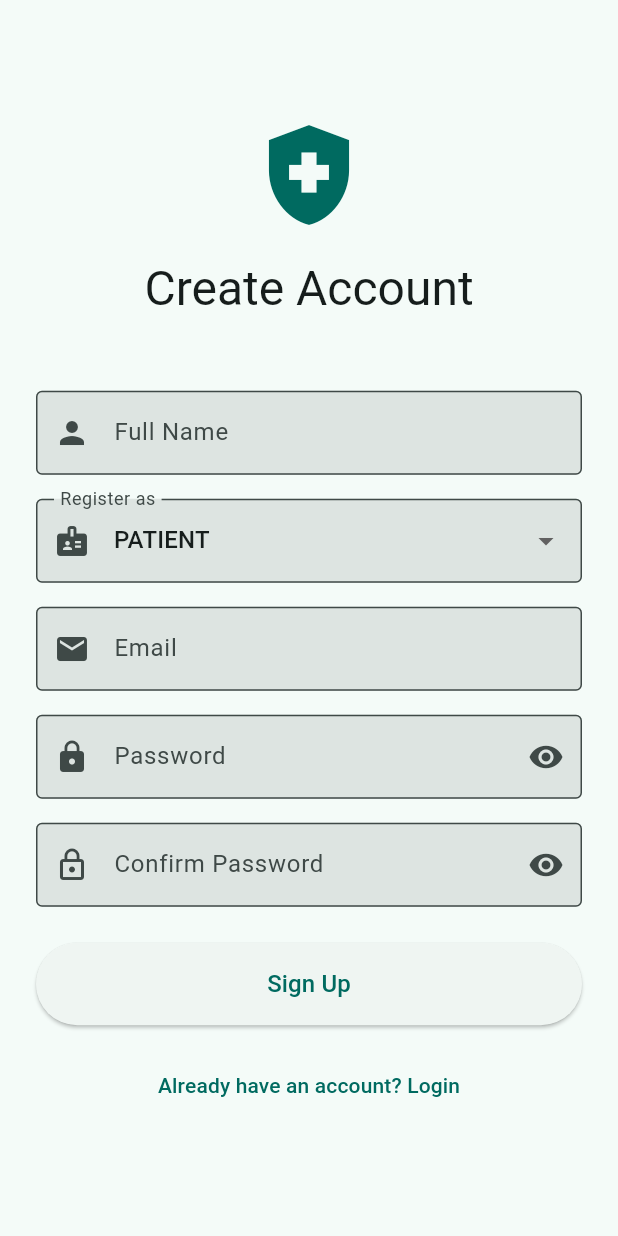
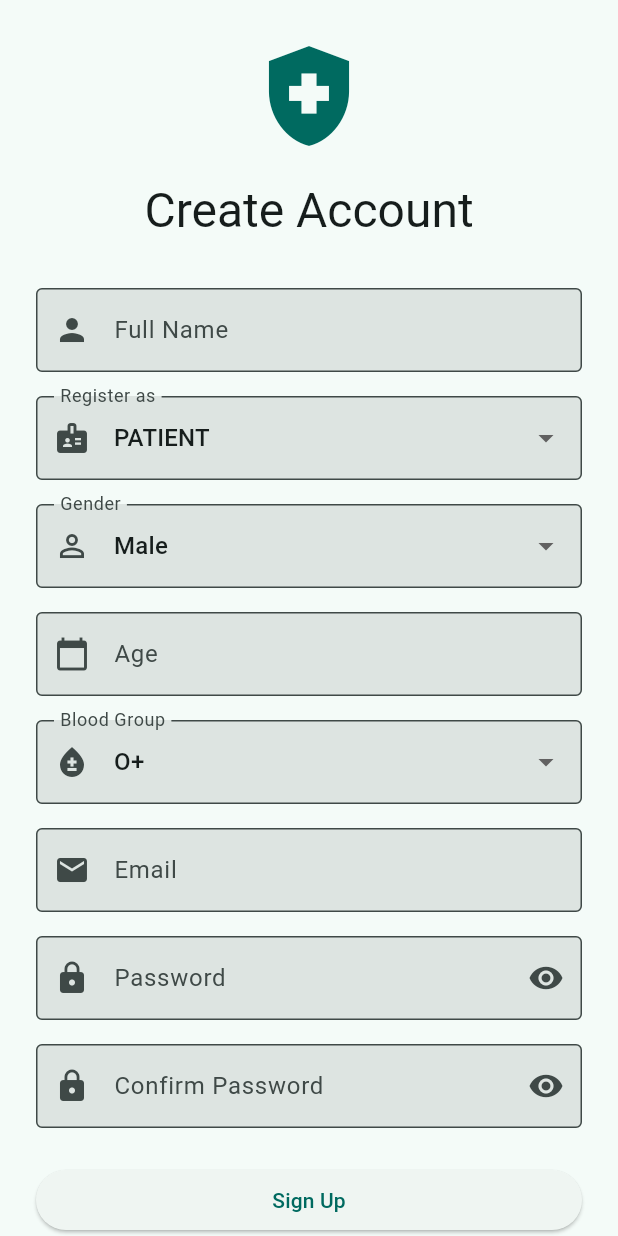
Before and after one commit to bhavishy2801/CareBridge, a Flutter app: the SignupScreen screen opened by its route, on a phone screen of 412 x 824 dp. Run offline on Flutter 3.47's test engine with Material 3 defaults, Android fonts, the phone set to English and light mode, and no system bars; our stand-ins replace flutter_local_notifications, image_picker, pdf, printing, shared_preferences, sqflite; accounts and stored records are empty.

Commit message:
fix: updated query posting for role-specific areas

```diff
--- a/lib/models/user.dart
+++ b/lib/models/user.dart
@@ -5,9 +5,17 @@ class User {
   final String name;
   final String email;
   final UserRole role;
+
+  // Existing optional fields
   final String? phoneNumber;
   final String? profileImage;
   final Map<String, dynamic>? metadata;
+
+  // 🔹 NEW role-based profile fields
+  final String? gender;
+  final int? age;
+  final String? bloodGroup;
+  final String? specialization;
 
   User({
     required this.id,
@@ -17,22 +25,34 @@ class User {
     this.phoneNumber,
     this.profileImage,
     this.metadata,
+    this.gender,
+    this.age,
+    this.bloodGroup,
+    this.specialization,
   });
 
+  // =====================
+  // FROM JSON (Backend → App)
+  // =====================
   factory User.fromJson(Map<String, dynamic> json) {
     return User(
-      id: json['id'],
+      id: json['id'] ?? json['_id'],
       name: json['name'],
       email: json['email'],
-      role: UserRole.values.firstWhere(
-        (e) => e.toString() == 'UserRole.${json['role']}',
-      ),
+      role: _parseRole(json['role']),
       phoneNumber: json['phoneNumber'],
       profileImage: json['profileImage'],
       metadata: json['metadata'],
+      gender: json['gender'],
+      age: json['age'],
+      bloodGroup: json['bloodGroup'],
+      specialization: json['specialization'],
     );
   }
 
+  // =====================
+  // TO JSON (App → Storage)
+  // =====================
   Map<String, dynamic> toJson() {
     return {
       'id': id,
@@ -42,6 +62,31 @@ class User {
       'phoneNumber': phoneNumber,
       'profileImage': profileImage,
       'metadata': metadata,
+      'gender': gender,
+      'age': age,
+      'bloodGroup': bloodGroup,
+      'specialization': specialization,
     };
   }
+
+  // =====================
+  // ROLE PARSER (SAFE)
+  // =====================
+  static UserRole _parseRole(dynamic roleValue) {
+    if (roleValue is String) {
+      switch (roleValue.toLowerCase()) {
+        case 'patient':
+          return UserRole.patient;
+        case 'doctor':
+          return UserRole.doctor;
+        case 'caregiver':
+          return UserRole.caregiver;
+        case 'admin':
+          return UserRole.admin;
+        default:
+          return UserRole.patient;
+      }
+    }
+    return UserRole.patient;
+  }
 }
--- a/lib/screens/auth/signup_screen.dart
+++ b/lib/screens/auth/signup_screen.dart
@@ -12,13 +12,25 @@ class SignupScreen extends StatefulWidget {
 
 class _SignupScreenState extends State<SignupScreen> {
   final _formKey = GlobalKey<FormState>();
+
   final _nameController = TextEditingController();
   final _emailController = TextEditingController();
   final _passwordController = TextEditingController();
   final _confirmPasswordController = TextEditingController();
+
+  final _ageController = TextEditingController();
+  final _specializationController = TextEditingController();
+
   UserRole _selectedRole = UserRole.patient;
+  String _selectedGender = 'male';
+  String _selectedBloodGroup = 'O+';
+
   bool _isPasswordVisible = false;
   bool _isConfirmPasswordVisible = false;
+
+  final List<String> _bloodGroups = [
+    'A+','A-','B+','B-','AB+','AB-','O+','O-'
+  ];
 
   @override
   void dispose() {
@@ -26,88 +38,72 @@ class _SignupScreenState extends State<SignupScreen> {
     _emailController.dispose();
     _passwordController.dispose();
     _confirmPasswordController.dispose();
+    _ageController.dispose();
+    _specializationController.dispose();
     super.dispose();
   }
 
   Future<void> _handleSignup() async {
-    if (_formKey.currentState!.validate()) {
+    if (!_formKey.currentState!.validate()) return;
+
     try {
-        final message = await context.read<AuthProvider>().signup(
-              _nameController.text,
-              _emailController.text,
-              _passwordController.text,
-              _selectedRole,
+      final auth = context.read<AuthProvider>();
+
+      final message = await auth.signup(
+        name: _nameController.text.trim(),
+        email: _emailController.text.trim(),
+        password: _passwordController.text,
+        role: _selectedRole,
+        gender: _selectedGender,
+        age: _selectedRole == UserRole.patient
+            ? int.parse(_ageController.text)
+            : null,
+        bloodGroup:
+            _selectedRole == UserRole.patient ? _selectedBloodGroup : null,
+        specialization:
+            _selectedRole == UserRole.doctor ? _specializationController.text : null,
       );
 
-        if (mounted) {
-          // Show success message
+      if (!mounted) return;
+
       ScaffoldMessenger.of(context).showSnackBar(
-            SnackBar(
-              content: Text(message),
-              backgroundColor: Colors.green,
-            ),
+        SnackBar(content: Text(message), backgroundColor: Colors.green),
       );
 
-          // Navigate to login screen after successful signup
       Navigator.pushReplacementNamed(context, '/login');
-        }
     } catch (e) {
-        if (mounted) {
+      if (!mounted) return;
       ScaffoldMessenger.of(context).showSnackBar(
         SnackBar(content: Text('Signup failed: $e')),
       );
     }
   }
-    }
-  }
 
   @override
   Widget build(BuildContext context) {
-    final authProvider = context.watch<AuthProvider>();
+    final auth = context.watch<AuthProvider>();
 
     return Scaffold(
       body: SafeArea(
         child: Center(
           child: SingleChildScrollView(
-            padding: const EdgeInsets.all(24.0),
+            padding: const EdgeInsets.all(24),
             child: Form(
               key: _formKey,
               child: Column(
-                mainAxisAlignment: MainAxisAlignment.center,
                 crossAxisAlignment: CrossAxisAlignment.stretch,
                 children: [
-                  // Logo/Title
-                  Icon(
-                    Icons.health_and_safety,
-                    size: 80,
-                    color: Theme.of(context).primaryColor,
-                  ),
+                  Icon(Icons.health_and_safety,
+                      size: 80, color: Theme.of(context).primaryColor),
                   const SizedBox(height: 16),
-                  Text(
-                    'Create Account',
-                    style: Theme.of(context).textTheme.headlineLarge,
+                  Text('Create Account',
                       textAlign: TextAlign.center,
-                  ),
-                  const SizedBox(height: 48),
+                      style: Theme.of(context).textTheme.headlineLarge),
+                  const SizedBox(height: 32),
 
-                  // Name Field
-                  TextFormField(
-                    controller: _nameController,
-                    decoration: const InputDecoration(
-                      labelText: 'Full Name',
-                      prefixIcon: Icon(Icons.person),
-                      border: OutlineInputBorder(),
-                    ),
-                    validator: (value) {
-                      if (value == null || value.isEmpty) {
-                        return 'Please enter your name';
-                      }
-                      return null;
-                    },
-                  ),
+                  _textField(_nameController, 'Full Name', Icons.person),
                   const SizedBox(height: 16),
 
-                  // Role Selection
                   DropdownButtonFormField<UserRole>(
                     value: _selectedRole,
                     decoration: const InputDecoration(
@@ -118,120 +114,105 @@ class _SignupScreenState extends State<SignupScreen> {
                     items: UserRole.values.map((role) {
                       return DropdownMenuItem(
                         value: role,
-                        child: Text(role.toString().split('.').last.toUpperCase()),
+                        child: Text(role.name.toUpperCase()),
                       );
                     }).toList(),
-                    onChanged: (value) {
-                      if (value != null) {
-                        setState(() => _selectedRole = value);
-                      }
-                    },
+                    onChanged: (value) =>
+                        setState(() => _selectedRole = value!),
                   ),
                   const SizedBox(height: 16),
 
-                  // Email Field
-                  TextFormField(
-                    controller: _emailController,
+                  // Gender (patient, doctor, caregiver)
+                  if (_selectedRole != UserRole.admin)
+                    DropdownButtonFormField<String>(
+                      value: _selectedGender,
                       decoration: const InputDecoration(
-                      labelText: 'Email',
-                      prefixIcon: Icon(Icons.email),
+                        labelText: 'Gender',
+                        prefixIcon: Icon(Icons.person_outline),
                         border: OutlineInputBorder(),
                       ),
-                    keyboardType: TextInputType.emailAddress,
-                    validator: (value) {
-                      if (value == null || value.isEmpty) {
-                        return 'Please enter your email';
-                      }
-                      if (!value.contains('@')) {
-                        return 'Please enter a valid email';
-                      }
-                      return null;
-                    },
+                      items: const [
+                        DropdownMenuItem(value: 'male', child: Text('Male')),
+                        DropdownMenuItem(value: 'female', child: Text('Female')),
+                        DropdownMenuItem(value: 'other', child: Text('Other')),
+                      ],
+                      onChanged: (v) => setState(() => _selectedGender = v!),
+                    ),
+
+                  if (_selectedRole != UserRole.admin)
+                    const SizedBox(height: 16),
+
+                  // Patient-only
+                  if (_selectedRole == UserRole.patient) ...[
+                    _textField(
+                      _ageController,
+                      'Age',
+                      Icons.calendar_today,
+                      keyboardType: TextInputType.number,
+                    ),
+                    const SizedBox(height: 16),
+                    DropdownButtonFormField<String>(
+                      value: _selectedBloodGroup,
+                      decoration: const InputDecoration(
+                        labelText: 'Blood Group',
+                        prefixIcon: Icon(Icons.bloodtype),
+                        border: OutlineInputBorder(),
+                      ),
+                      items: _bloodGroups
+                          .map((bg) =>
+                              DropdownMenuItem(value: bg, child: Text(bg)))
+                          .toList(),
+                      onChanged: (v) =>
+                          setState(() => _selectedBloodGroup = v!),
+                    ),
+                    const SizedBox(height: 16),
+                  ],
+
+                  // Doctor-only
+                  if (_selectedRole == UserRole.doctor) ...[
+                    _textField(
+                      _specializationController,
+                      'Specialization',
+                      Icons.medical_information,
+                    ),
+                    const SizedBox(height: 16),
+                  ],
+
+                  _textField(_emailController, 'Email', Icons.email,
+                      keyboardType: TextInputType.emailAddress),
+                  const SizedBox(height: 16),
+
+                  _passwordField(
+                    controller: _passwordController,
+                    label: 'Password',
+                    visible: _isPasswordVisible,
+                    onToggle: () =>
+                        setState(() => _isPasswordVisible = !_isPasswordVisible),
                   ),
                   const SizedBox(height: 16),
 
-                  // Password Field
-                  TextFormField(
-                    controller: _passwordController,
-                    decoration: InputDecoration(
-                      labelText: 'Password',
-                      prefixIcon: const Icon(Icons.lock),
-                      suffixIcon: IconButton(
-                        icon: Icon(
-                          _isPasswordVisible ? Icons.visibility_off : Icons.visibility,
+                  _passwordField(
+                    controller: _confirmPasswordController,
+                    label: 'Confirm Password',
+                    visible: _isConfirmPasswordVisible,
+                    onToggle: () => setState(
+                        () => _isConfirmPasswordVisible =
+                            !_isConfirmPasswordVisible),
+                    confirmAgainst: _passwordController.text,
                   ),
-                        onPressed: () {
-                          setState(() => _isPasswordVisible = !_isPasswordVisible);
-                        },
-                      ),
-                      border: const OutlineInputBorder(),
-                    ),
-                    obscureText: !_isPasswordVisible,
-                    validator: (value) {
-                      if (value == null || value.isEmpty) {
-                        return 'Please enter your password';
-                      }
-                      if (value.length < 6) {
-                        return 'Password must be at least 6 characters';
-                      }
-                      return null;
-                    },
-                  ),
-                  const SizedBox(height: 16),
 
-                  // Confirm Password Field
-                  TextFormField(
-                    controller: _confirmPasswordController,
-                    decoration: InputDecoration(
-                      labelText: 'Confirm Password',
-                      prefixIcon: const Icon(Icons.lock_outline),
-                      suffixIcon: IconButton(
-                        icon: Icon(
-                          _isConfirmPasswordVisible
-                              ? Icons.visibility_off
-                              : Icons.visibility,
-                        ),
-                        onPressed: () {
-                          setState(() =>
-                              _isConfirmPasswordVisible = !_isConfirmPasswordVisible);
-                        },
-                      ),
-                      border: const OutlineInputBorder(),
-                    ),
-                    obscureText: !_isConfirmPasswordVisible,
-                    validator: (value) {
-                      if (value == null || value.isEmpty) {
-                        return 'Please confirm your password';
-                      }
-                      if (value != _passwordController.text) {
-                        return 'Passwords do not match';
-                      }
-                      return null;
-                    },
-                  ),
                   const SizedBox(height: 24),
 
-                  // Signup Button
                   ElevatedButton(
-                    onPressed: authProvider.isLoading ? null : _handleSignup,
-                    style: ElevatedButton.styleFrom(
-                      padding: const EdgeInsets.symmetric(vertical: 16),
+                    onPressed: auth.isLoading ? null : _handleSignup,
+                    child: auth.isLoading
+                        ? const CircularProgressIndicator(strokeWidth: 2)
+                        : const Text('Sign Up'),
                   ),
-                    child: authProvider.isLoading
-                        ? const SizedBox(
-                            height: 20,
-                            width: 20,
-                            child: CircularProgressIndicator(strokeWidth: 2),
-                          )
-                        : const Text('Sign Up', style: TextStyle(fontSize: 16)),
-                  ),
-                  const SizedBox(height: 16),
 
-                  // Login Link
                   TextButton(
-                    onPressed: () {
-                      Navigator.pushReplacementNamed(context, '/login');
-                    },
+                    onPressed: () =>
+                        Navigator.pushReplacementNamed(context, '/login'),
                     child: const Text('Already have an account? Login'),
                   ),
                 ],
@@ -242,4 +223,52 @@ class _SignupScreenState extends State<SignupScreen> {
       ),
     );
   }
+
+  Widget _textField(
+    TextEditingController controller,
+    String label,
+    IconData icon, {
+    TextInputType keyboardType = TextInputType.text,
+  }) {
+    return TextFormField(
+      controller: controller,
+      keyboardType: keyboardType,
+      decoration: InputDecoration(
+        labelText: label,
+        prefixIcon: Icon(icon),
+        border: const OutlineInputBorder(),
+      ),
+      validator: (v) => v == null || v.isEmpty ? 'Required' : null,
+    );
   }
+
+  Widget _passwordField({
+    required TextEditingController controller,
+    required String label,
+    required bool visible,
+    required VoidCallback onToggle,
+    String? confirmAgainst,
+  }) {
+    return TextFormField(
+      controller: controller,
+      obscureText: !visible,
+      decoration: InputDecoration(
+        labelText: label,
+        prefixIcon: const Icon(Icons.lock),
+        suffixIcon: IconButton(
+          icon: Icon(visible ? Icons.visibility_off : Icons.visibility),
+          onPressed: onToggle,
+        ),
+        border: const OutlineInputBorder(),
+      ),
+      validator: (v) {
+        if (v == null || v.isEmpty) return 'Required';
+        if (confirmAgainst != null && v != confirmAgainst) {
+          return 'Passwords do not match';
+        }
+        if (v.length < 6) return 'Min 6 characters';
+        return null;
+      },
+    );
+  }
+}
```
Also changed, not shown: lib/providers/auth_provider.dart (+30 -6 lines), lib/services/auth_service.dart (+52 -13 lines). Lines whose indentation alone changed are shown as unchanged.
